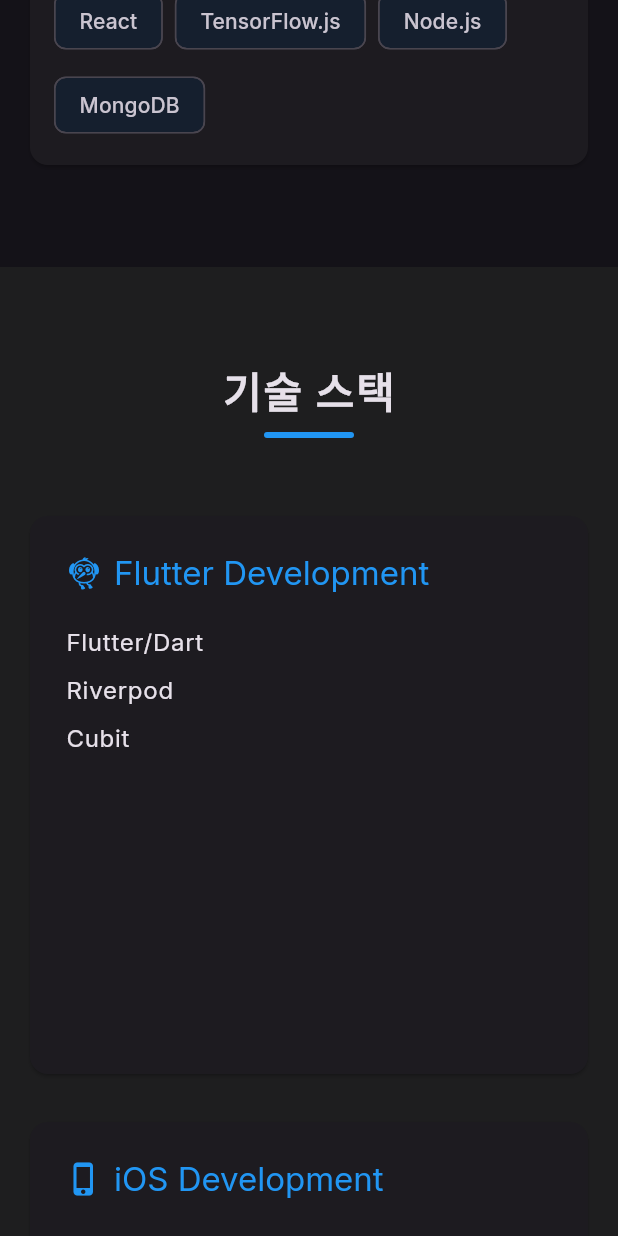
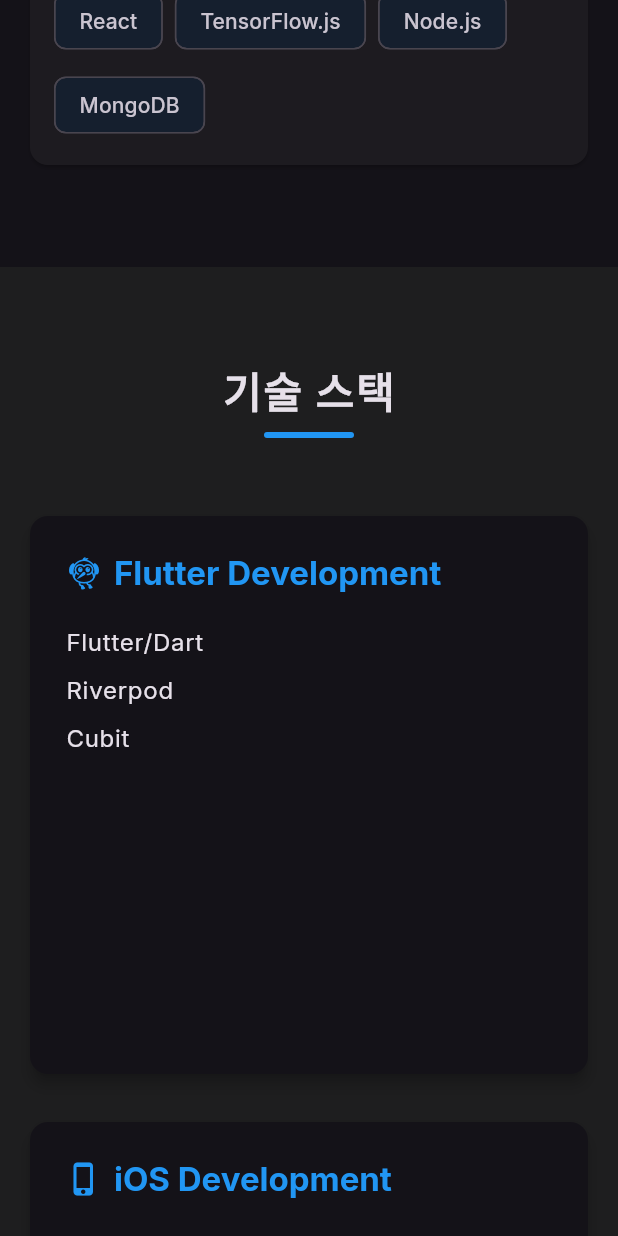
Before and after one commit to devpark435/portfolio_flutter_web, a Flutter app: the screen it shows after launch, scrolled down 2880 dp, on a phone screen of 412 x 824 dp. Run offline on Flutter 3.47's test engine with Material 3 defaults, Android fonts, the phone set to English and light mode, and no system bars; our stand-ins replace animated_text_kit, flutter_riverpod, go_router, google_fonts, shared_preferences.

Commit message:
fix - Enhance skill cards visibility and styling

```diff
--- a/lib/presentation/screens/home/sections/skills_section.dart
+++ b/lib/presentation/screens/home/sections/skills_section.dart
@@ -96,6 +96,8 @@ class SkillsSection extends ConsumerWidget {
     }
 
     return Card(
+      elevation: 4,
+      color: Theme.of(context).cardColor,
       child: Padding(
         padding: const EdgeInsets.all(24),
         child: Column(
@@ -115,6 +117,7 @@ class SkillsSection extends ConsumerWidget {
                     title,
                     style: Theme.of(context).textTheme.titleLarge?.copyWith(
                           color: Theme.of(context).primaryColor,
+                          fontWeight: FontWeight.bold,
                         ),
                   ),
                 ),
@@ -125,7 +128,9 @@ class SkillsSection extends ConsumerWidget {
                   padding: const EdgeInsets.symmetric(vertical: 4),
                   child: Text(
                     skill,
-                    style: Theme.of(context).textTheme.bodyLarge,
+                    style: Theme.of(context).textTheme.bodyLarge?.copyWith(
+                          color: Theme.of(context).textTheme.bodyLarge?.color,
+                        ),
                   ),
                 )),
           ],
```
